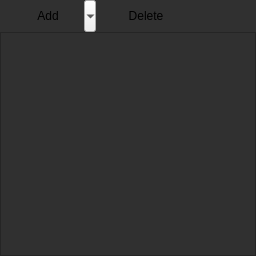
Qt form src/widgets/sceneheirarchywidget.ui (jahshaka/Studio) before a commit.
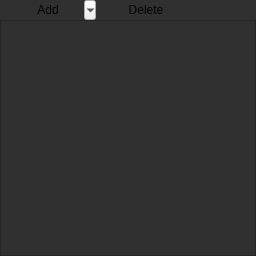
The same form after that commit. Icons and pictures are not drawn.

Commit message: Properly handle device DPI, UI tweaks - Respect mesh pickable state - Use device pixel ratio for scaling viewport - Tweak UI padding and qss styles

Diff of the .ui file:
```diff
--- a/src/widgets/sceneheirarchywidget.ui
+++ b/src/widgets/sceneheirarchywidget.ui
@@ -39,7 +39,7 @@
      <property name="minimumSize">
       <size>
        <width>0</width>
-       <height>32</height>
+       <height>0</height>
       </size>
      </property>
      <property name="styleSheet">
```
The commit also changes 7 other files.
